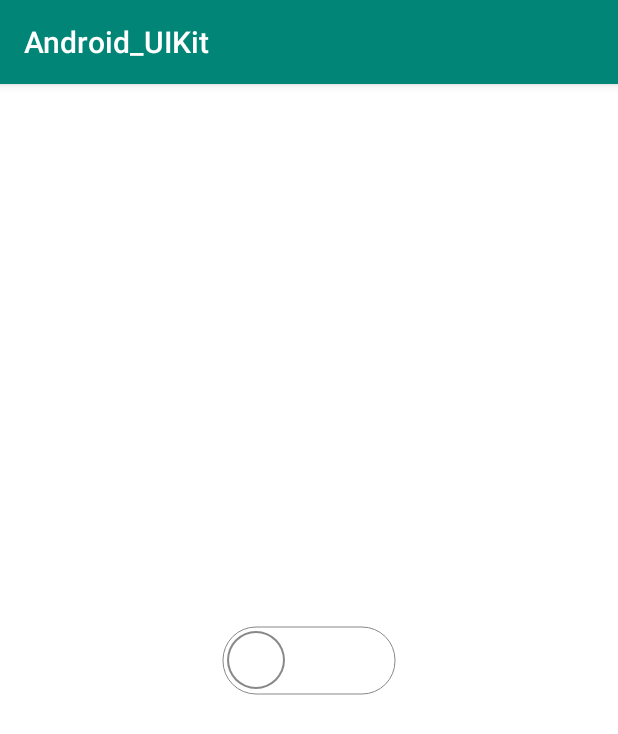
After one commit to pj0579/Android_UIKit, an Android app: the SwitchActivity screen opened directly, with no data from a screen before it, on a phone screen of 412 x 824 dp. The commit adds this screen. Shown: the top 734 px of the screen. Run offline under Robolectric (Android 15) with nearby library versions, the phone set to English and light mode, and no system bars; our stand-ins replace ButterKnife.

Commit message:
SwitchButton

```diff
--- a/app/src/main/AndroidManifest.xml
+++ b/app/src/main/AndroidManifest.xml
@@ -23,6 +23,7 @@
             android:theme="@style/AppTheme.NoActionBar" />
         <activity android:name=".main.wangyiyun.WangyiyunActivity" />
         <activity android:name=".main.Text.TextChangeActivity" />
+        <activity android:name=".main.SwitchButton.SwitchActivity"/>
     </application>
 
 </manifest>
--- /dev/null
+++ b/app/src/main/java/com/github/xkk/android_uikit/main/SwitchButton/SwitchActivity.java
@@ -0,0 +1,18 @@
+package com.github.xkk.android_uikit.main.SwitchButton;
+
+import android.graphics.Color;
+import android.os.Bundle;
+import android.support.annotation.Nullable;
+
+import com.github.xkk.android_uikit.R;
+import com.github.xkk.android_uikit.common.BaseActivity;
+
+public class SwitchActivity extends BaseActivity {
+    @Override
+    protected void onCreate(@Nullable Bundle savedInstanceState) {
+        super.onCreate(savedInstanceState);
+        setContentView(R.layout.activity_switchbutton);
+        getWindow().getDecorView().setBackgroundColor(Color.WHITE);
+        bindButter();
+    }
+}
--- /dev/null
+++ b/app/src/main/java/com/github/xkk/android_uikit/main/SwitchButton/SwitchButton.java
@@ -0,0 +1,149 @@
+package com.github.xkk.android_uikit.main.SwitchButton;
+
+import android.animation.FloatEvaluator;
+import android.animation.ValueAnimator;
+import android.content.Context;
+import android.content.res.TypedArray;
+import android.graphics.Canvas;
+import android.graphics.Color;
+import android.graphics.Paint;
+import android.graphics.RectF;
+import android.util.AttributeSet;
+import android.view.MotionEvent;
+import android.view.View;
+
+import com.github.xkk.android_uikit.R;
+
+public class SwitchButton extends View {
+    private Paint bg_paint;// 不变的背景
+    private Paint change_paint; // 变化的背景
+    private Paint circle_small_paint; // 小圆
+    private Paint circle_big_paint; // 大圆
+
+    private int disable_backgroundColor; // 不变背景颜色
+    private int able_backgroundColor; // 变化背景颜色
+    private int border_color; // 边框颜色
+    private float x = 0; // 圆圈所在
+    private ValueAnimator mAnimator;
+    private float startX = 0;
+    private float scale = 1;
+
+    public SwitchButton(Context context) {
+        super(context);
+    }
+
+    public SwitchButton(Context context, AttributeSet attrs) {
+        super(context, attrs);
+        // XML获取默认设置属性
+        TypedArray array = context.obtainStyledAttributes(attrs, R.styleable.SwitchButton);
+        disable_backgroundColor = array.getColor(R.styleable.SwitchButton_disable_backgroundColor, Color.WHITE);
+        able_backgroundColor = array.getColor(R.styleable.SwitchButton_able_backgroundColor, Color.WHITE);
+        border_color = array.getColor(R.styleable.SwitchButton_border_color, Color.GRAY);
+        array.recycle();
+        init();
+    }
+
+    public SwitchButton(Context context, AttributeSet attrs, int defStyleAttr) {
+        super(context, attrs, defStyleAttr);
+    }
+
+    @Override
+    protected void onMeasure(int widthMeasureSpec, int heightMeasureSpec) {
+        setMeasuredDimension(widthMeasureSpec, heightMeasureSpec);
+    }
+
+    public void init() {
+        bg_paint = new Paint();
+        bg_paint.setColor(able_backgroundColor);
+        bg_paint.setAntiAlias(true);
+        bg_paint.setStyle(Paint.Style.FILL);
+        bg_paint.setAlpha(0);
+
+        change_paint = new Paint();
+        change_paint.setColor(border_color);
+        change_paint.setStyle(Paint.Style.STROKE);
+        change_paint.setAntiAlias(true);
+
+        circle_small_paint = new Paint();
+        circle_small_paint.setColor(Color.WHITE);
+        circle_small_paint.setAntiAlias(true);
+        circle_small_paint.setStyle(Paint.Style.FILL);
+
+        circle_big_paint = new Paint();
+        circle_big_paint.setColor(border_color);
+        circle_big_paint.setAntiAlias(true);
+        circle_big_paint.setStyle(Paint.Style.FILL);
+
+    }
+
+    @Override
+    protected void onDraw(Canvas canvas) {
+        // 需要放大缩小的背景 这个在变到最大的时候会有一个边框
+        canvas.save();
+        canvas.scale(scale, scale, getWidth() / 2, getHeight() / 2);
+        canvas.drawRoundRect(new RectF(4, 4, getWidth() - 4, getHeight() - 4), (getHeight() - 8) / 2, (getHeight() - 8) / 2, change_paint);
+        canvas.restore();
+        // 画一个圆角长方形 这个只变化透明度
+        canvas.drawRoundRect(new RectF(4, 4, getWidth() - 4, getHeight() - 4), (getHeight() - 8) / 2, (getHeight() - 8) / 2, bg_paint);
+        // 带边框的圆 两个圆组合
+        canvas.drawCircle(getHeight() / 2 + x, getHeight() / 2, (getHeight() - 16) / 2, circle_big_paint);
+        canvas.drawCircle(getHeight() / 2 + x, getHeight() / 2, (getHeight() - 20) / 2, circle_small_paint);
+    }
+
+
+    @Override
+    public boolean onTouchEvent(MotionEvent event) {
+        switch (event.getAction()) {
+            case MotionEvent.ACTION_UP:
+                // 动画移动圆圈
+                if (startX == 0) {
+                    animateMove();
+                } else {
+                    animateBack();
+                }
+                break;
+        }
+        return true;
+    }
+
+    /**
+     * 左移动到右 左边默认是
+     */
+    public void animateMove() {
+
+        mAnimator = ValueAnimator.ofFloat(0, getWidth() - getHeight());
+        mAnimator.start();
+        mAnimator.setDuration(500);
+        mAnimator.addUpdateListener(new ValueAnimator.AnimatorUpdateListener() {
+            @Override
+            public void onAnimationUpdate(ValueAnimator animation) {
+                x = (Float) animation.getAnimatedValue();
+                change_paint.setStyle(Paint.Style.STROKE);
+                scale = (x / (getWidth() - getHeight()));
+                bg_paint.setAlpha((int) (255 * (x / (getWidth() - getHeight()))));
+                invalidate();
+            }
+        });
+        startX = getWidth() - getHeight();
+
+    }
+
+    public void animateBack() {
+
+        mAnimator = ValueAnimator.ofFloat(getWidth() - getHeight(), 0);
+        mAnimator.start();
+        mAnimator.setDuration(500);
+        mAnimator.addUpdateListener(new ValueAnimator.AnimatorUpdateListener() {
+            @Override
+            public void onAnimationUpdate(ValueAnimator animation) {
+                x = (Float) animation.getAnimatedValue();
+                scale = 1-(x / (getWidth() - getHeight()));
+                change_paint.setStyle(Paint.Style.STROKE);
+                bg_paint.setAlpha((int) (255 * (x / (getWidth() - getHeight()))));
+                invalidate();
+            }
+        });
+        startX = 0;
+    }
+
+}
--- a/app/src/main/res/layout/activity_measure.xml
+++ b/app/src/main/res/layout/activity_measure.xml
@@ -8,7 +8,8 @@
         android:id="@+id/measure"
         android:layout_width="200dp"
         android:layout_height="200dp"
-        android:background="@color/colorPrimary" />
+        android:background="@color/colorPrimary"
+        />
 
     <TextView
         android:id="@+id/measurespec"
--- /dev/null
+++ b/app/src/main/res/layout/activity_switchbutton.xml
@@ -0,0 +1,20 @@
+<?xml version="1.0" encoding="utf-8"?>
+<android.support.constraint.ConstraintLayout xmlns:android="http://schemas.android.com/apk/res/android"
+    xmlns:tools="http://schemas.android.com/tools"
+    android:layout_width="match_parent"
+    android:layout_height="match_parent"
+    xmlns:app="http://schemas.android.com/apk/res-auto"
+
+    >
+
+    <com.github.xkk.android_uikit.main.SwitchButton.SwitchButton
+        android:layout_width="120dp"
+        android:layout_height="50dp"
+        app:able_backgroundColor="@color/colorAccent"
+        app:corner="10dp"
+        app:disable_backgroundColor="@color/white"
+        app:layout_constraintBottom_toBottomOf="parent"
+        app:layout_constraintEnd_toEndOf="parent"
+        app:layout_constraintStart_toStartOf="parent"
+        app:layout_constraintTop_toTopOf="parent" />
+</android.support.constraint.ConstraintLayout>
--- a/app/src/main/res/values/colors.xml
+++ b/app/src/main/res/values/colors.xml
@@ -1,5 +1,6 @@
 <?xml version="1.0" encoding="utf-8"?>
 <resources>
+    <color name="white">#ffffff</color>
     <color name="colorPrimary">#008577</color>
     <color name="colorPrimaryDark">#00574B</color>
     <color name="colorAccent">#D81B60</color>
```
Also changed, not shown: app/src/main/java/com/github/xkk/android_uikit/main/MainActivity.java (+25 -0 lines), app/src/main/res/values/attrs.xml (+8 -1 lines), 2 other files.
